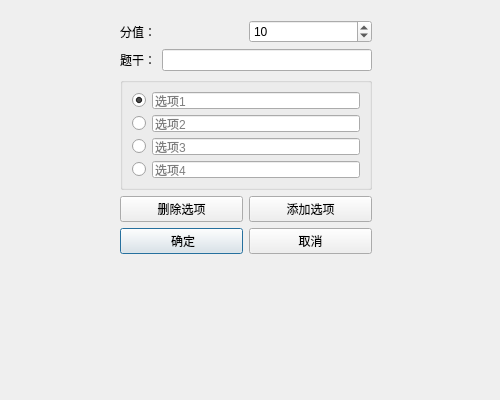
The window that SingleChoiceDialog.ui (XinChengWu6/QtAutoExamSystem) describes before a commit, drawn with Qt 5.
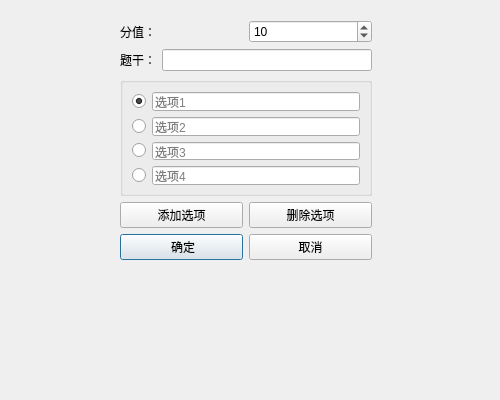
The same window after the commit.

Commit message: 1.1-单选题可显示前两个选项，单选题可添加选项

The edit to the form file:
```diff
--- a/SingleChoiceDialog.ui
+++ b/SingleChoiceDialog.ui
@@ -19,7 +19,7 @@
      <x>120</x>
      <y>20</y>
      <width>252</width>
-     <height>234</height>
+     <height>240</height>
     </rect>
    </property>
    <layout class="QVBoxLayout" name="verticalLayout_3">
@@ -82,7 +82,7 @@
             </widget>
            </item>
            <item>
-            <widget class="QLineEdit" name="option1edit">
+            <widget class="QLineEdit" name="option1Edit">
              <property name="placeholderText">
               <string>选项1</string>
              </property>
@@ -90,6 +90,9 @@
            </item>
           </layout>
          </item>
+         <item>
+          <layout class="QVBoxLayout" name="verticalLayout_4"/>
+         </item>
          <item>
           <layout class="QHBoxLayout" name="horizontalLayout_2">
            <item>
@@ -100,7 +103,7 @@
             </widget>
            </item>
            <item>
-            <widget class="QLineEdit" name="optin2Edit">
+            <widget class="QLineEdit" name="option2Edit">
              <property name="text">
               <string/>
              </property>
@@ -158,6 +161,13 @@
       </item>
       <item>
        <layout class="QHBoxLayout" name="horizontalLayout_5">
+        <item>
+         <widget class="QPushButton" name="addOptionButton">
+          <property name="text">
+           <string>添加选项</string>
+          </property>
+         </widget>
+        </item>
         <item>
          <widget class="QPushButton" name="removeOptionButton">
           <property name="text">
@@ -165,13 +175,6 @@
           </property>
          </widget>
         </item>
-        <item>
-         <widget class="QPushButton" name="addoptionButton">
-          <property name="text">
-           <string>添加选项</string>
-          </property>
-         </widget>
-        </item>
        </layout>
       </item>
      </layout>
```
The commit also changes 14 other files.
